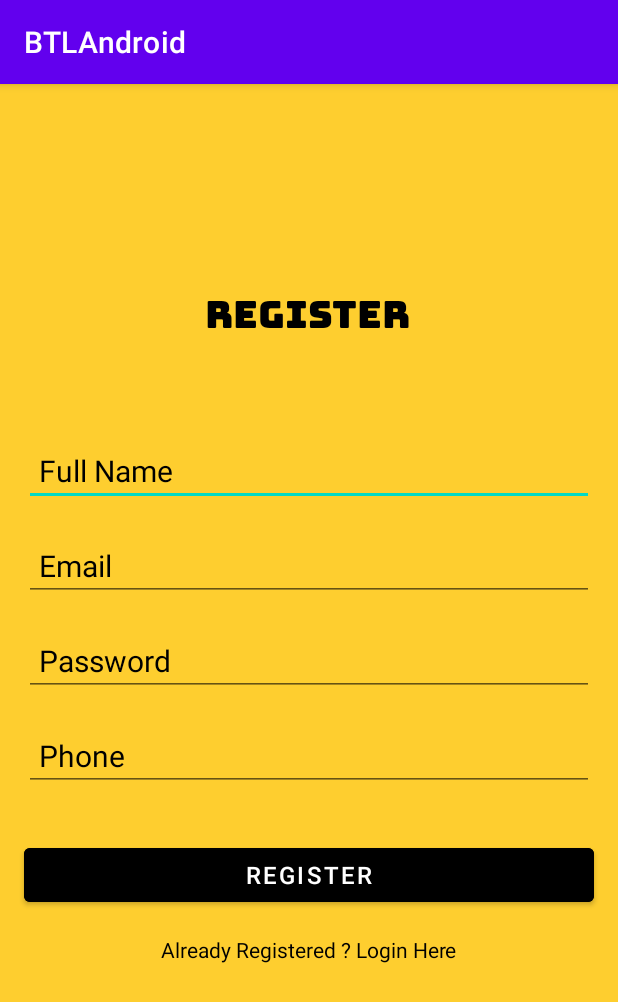
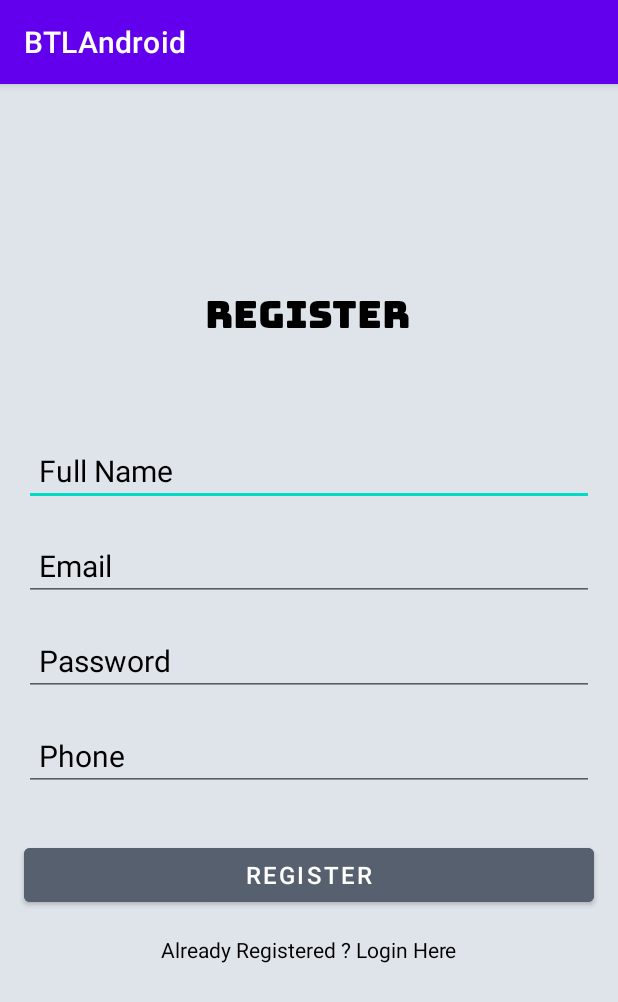
Before and after one commit to Donotknowwhy/BTLAndroid, an Android app: the screen it shows after launch (Register), after a tap on "New Here ? Create Account", on a phone screen of 412 x 824 dp. Shown: the top 1002 px of the screen. Run offline under Robolectric (Android 15) with nearby library versions, the phone set to English and light mode, and no system bars; our stand-ins replace Firebase (no records; nobody signed in at launch, a user with empty details on screens opened directly); 2 other taps on this screen came first.

Commit message:
change bg color

```diff
--- a/app/src/main/java/com/example/btlandroid/EditProfile.java
+++ b/app/src/main/java/com/example/btlandroid/EditProfile.java
@@ -166,12 +166,6 @@ public class EditProfile extends AppCompatActivity {
                     public void onSuccess(Uri uri) {
                         Picasso.get().load(uri).into(profileImageView);
                         Log.d("uri", String.valueOf(uri));
-//                        UserProfileChangeRequest profileUpdates = new UserProfileChangeRequest.Builder()
-//                                .setPhotoUri(uri)
-//                                .build();
-//
-//                        user.updateProfile(profileUpdates);
-
                     }
                 });
             }
--- a/app/src/main/java/com/example/btlandroid/Register.java
+++ b/app/src/main/java/com/example/btlandroid/Register.java
@@ -136,7 +136,6 @@ public class Register extends AppCompatActivity {
         });
 
 
-
         mLoginBtn.setOnClickListener(new View.OnClickListener() {
             @Override
             public void onClick(View v) {
--- a/app/src/main/res/layout/activity_main.xml
+++ b/app/src/main/res/layout/activity_main.xml
@@ -4,7 +4,7 @@
     xmlns:tools="http://schemas.android.com/tools"
     android:layout_width="match_parent"
     android:layout_height="match_parent"
-    android:background="#fece2f"
+    android:background="#dfe4ea"
     tools:context=".MainActivity">
 
     <TextView
--- a/app/src/main/res/layout/activity_register.xml
+++ b/app/src/main/res/layout/activity_register.xml
@@ -4,7 +4,7 @@
     xmlns:tools="http://schemas.android.com/tools"
     android:layout_width="match_parent"
     android:layout_height="match_parent"
-    android:background="#fece2f"
+    android:background="#dfe4ea"
     tools:context=".Register">
 
     <TextView
@@ -117,8 +117,7 @@
         android:layout_marginStart="16dp"
         android:layout_marginTop="32dp"
         android:layout_marginEnd="16dp"
-
-        android:backgroundTint="@color/black"
+        android:backgroundTint="#57606f"
         android:text="Register"
         android:textSize="16sp"
         app:layout_constraintEnd_toEndOf="parent"
```
Also changed, not shown: app/src/main/java/com/example/btlandroid/MainActivity.java (+13 -47 lines), app/src/main/java/com/example/btlandroid/Profile.java (+0 -13 lines), app/src/main/res/layout/activity_edit_profile.xml (+5 -3 lines), app/src/main/res/layout/activity_profile.xml (+10 -11 lines).
